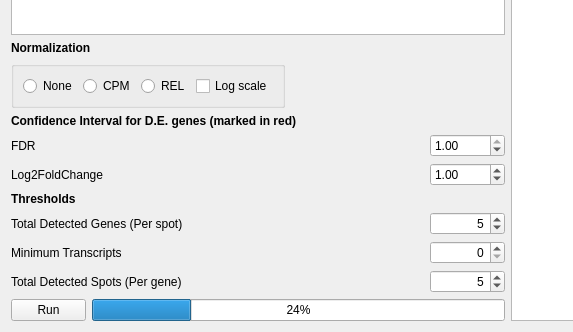
This is src/analysis/analysisDEA.ui in jfnavarro/st_viewer as Qt 5 draws it before an edit; both pictures show x 0 to 573 and y 462 to 794 of the 1034 by 794 pixel window. The edited form follows.
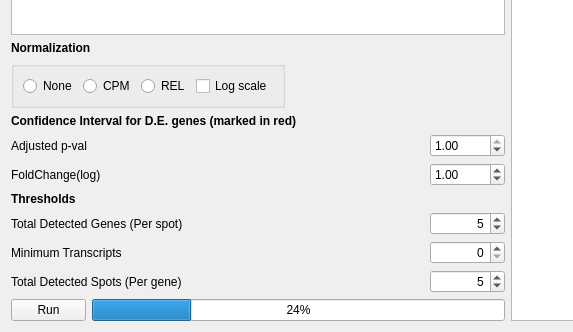
This is the edited form. Custom widgets are drawn as their Qt base class.

```diff
--- a/src/analysis/analysisDEA.ui
+++ b/src/analysis/analysisDEA.ui
@@ -133,7 +133,7 @@
          <item>
           <widget class="QLabel" name="label_2">
            <property name="text">
-            <string>FDR</string>
+            <string>Adjusted p-val</string>
            </property>
           </widget>
          </item>
@@ -178,7 +178,7 @@
          <item>
           <widget class="QLabel" name="label">
            <property name="text">
-            <string>Log2FoldChange</string>
+            <string>FoldChange(log)</string>
            </property>
           </widget>
          </item>
```
Left out of the diff: 2 changed lines with no effect on the pictures.
